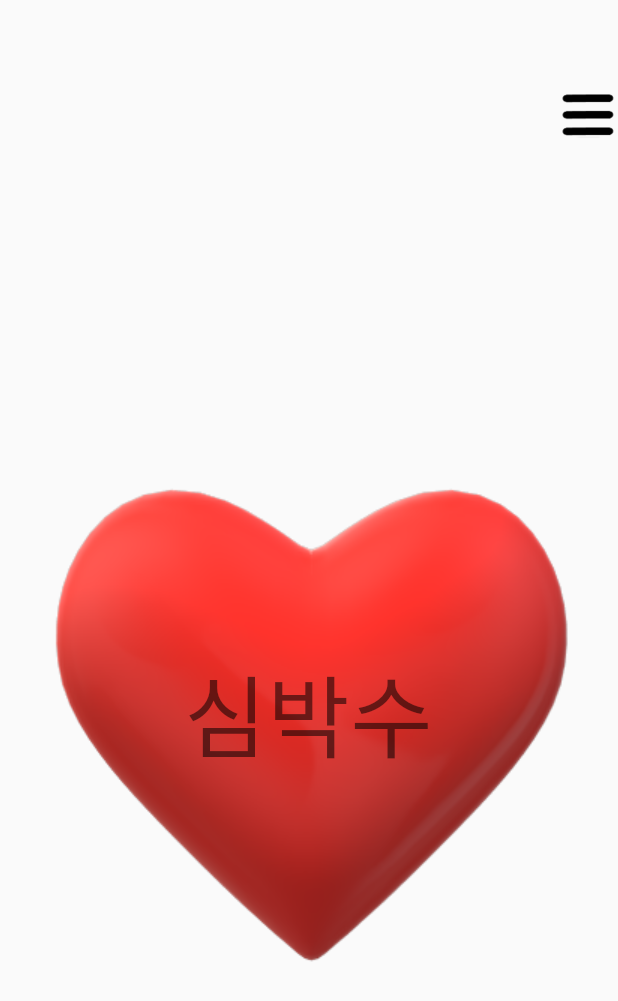
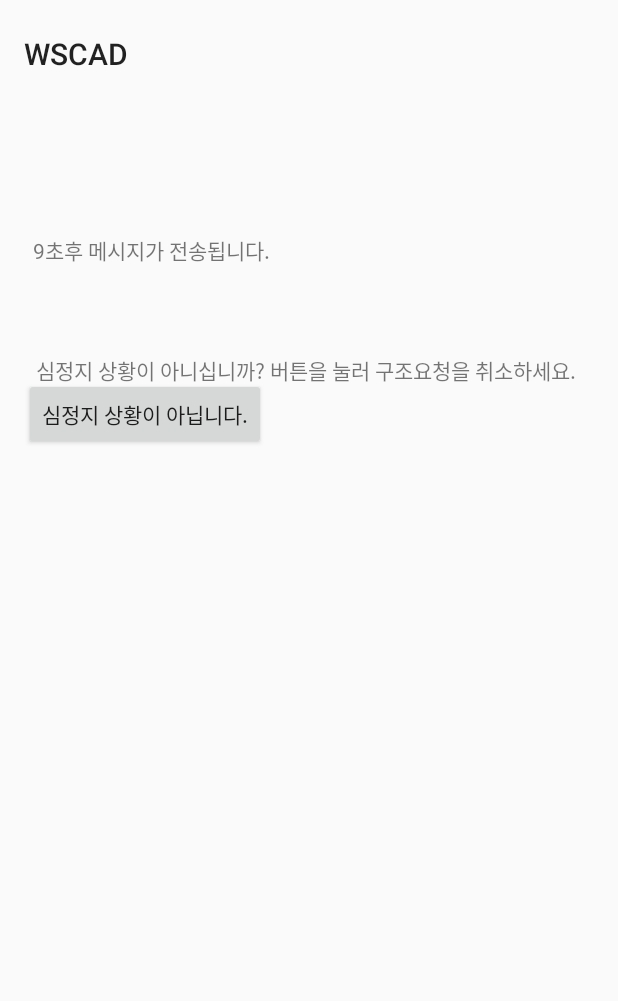
Before and after one commit to bajahoe/WSCAD, an Android app: the screen it shows after launch (MainActivity before the commit, AlarmActivity after it), on a phone screen of 412 x 824 dp. Shown: the top 1001 px of the screen. Run offline under Robolectric (Android 15) with nearby library versions, the phone set to English and light mode, and no system bars.

Commit message:
Add AlarmActivity
.

```diff
--- a/app/src/main/AndroidManifest.xml
+++ b/app/src/main/AndroidManifest.xml
@@ -12,6 +12,7 @@
     <uses-permission android:name="android.permission.ACCESS_FINE_LOCATION" /><!--위치 정보 조회 권한 획득-->
     <uses-permission android:name="android.permission.ACCESS_COARSE_LOCATION"/>
     <uses-permission android:name="android.permission.SEND_SMS" /> <!-- SMS 전송 권한 획득 -->
+    <uses-permission android:name = "android.permission.VIBRATE"/> <!-- 진동 제어 권한 획득 -->
     <application
         android:allowBackup="true"
         android:icon="@mipmap/ic_launcher"
@@ -29,6 +30,7 @@
             </intent-filter>
         </activity>
         <activity android:name=".DBActivity" />
+        <activity android:name=".AlarmActivity" />
         <activity
             android:name=".DeviceListActivity"
             android:configChanges="orientation|keyboardHidden"
--- /dev/null
+++ b/app/src/main/java/com/example/wscad/AlarmActivity.java
@@ -0,0 +1,111 @@
+package com.example.wscad;
+
+import android.content.Context;
+import android.content.Intent;
+import android.media.AudioManager;
+import android.media.Ringtone;
+import android.media.RingtoneManager;
+import android.net.Uri;
+import android.os.Bundle;
+import android.os.Vibrator;
+import android.support.v7.app.AppCompatActivity;
+import android.view.View;
+import android.widget.Button;
+import android.widget.TextView;
+
+public class AlarmActivity extends AppCompatActivity {
+    Button b1;
+    Thread alarmThread;
+    Thread smsThread;
+    Thread timerThread;
+
+    String address;
+    TextView timer_text;
+
+    int time = 10;
+
+    @Override
+    protected void onCreate(Bundle savedInstanceState) {
+        super.onCreate(savedInstanceState);
+        setContentView(R.layout.test);
+
+        // 리소스 얻어오기
+        b1 = (Button)findViewById(R.id.button);
+        timer_text = (TextView)findViewById(R.id.timer_text);
+
+        // 주변에 도움을 요청하기 위해 링톤 객체 생성
+        Uri notification = Uri.parse("android.resource://com.example.wscad/raw/gen");
+        final Ringtone ringtone = RingtoneManager.getRingtone(getApplicationContext(),notification);
+
+        // 오디오 설정
+        ringtone.setStreamType(AudioManager.STREAM_ALARM);
+
+        // 파라미터 얻어오기
+        Intent intent = getIntent();
+        address = intent.getExtras().getString("address");
+
+        timerThread = new Thread(new Runnable() {
+            @Override
+            public void run() {
+
+                try {
+                    for(; time>0 ; time--) {
+
+                        timer_text.setText(time+"초후 메시지가 전송됩니다.");
+                        Thread.sleep(1000);
+
+                    }
+                    smsThread.start();
+                } catch (Exception e) { }
+
+            }
+        });
+
+        smsThread = new Thread(new Runnable() {
+            @Override
+            public void run() {
+
+                try {
+                    Thread.sleep(10000);    // 10초 이내로 취소 버튼을 누르지 않으면 심정지로 간주하고 메시지를 전송한다.
+                    new SmsWrite("01068608374", "심정지 환자가\n\n" + address + "\n에서 발생했습니다.");
+                } catch (Exception e) {  }
+
+            }
+        });
+
+
+        alarmThread = new Thread(new Runnable() {
+            @Override
+            public void run() {
+
+                try {
+                    while(true) {
+                        Vibrator vibrator = (Vibrator) getSystemService(Context.VIBRATOR_SERVICE);
+                        vibrator.vibrate(500); // 0.5초간 진동
+                        ringtone.play();
+                        Thread.sleep(5000);
+                    }
+                } catch (Exception e) {
+                    ringtone.stop();
+                }
+            }
+        });
+        timerThread.start();
+        alarmThread.start();
+
+
+    }
+
+    public void onClick1(View view) {
+        finish();
+    }
+
+    @Override
+    public void onDestroy( ) {
+
+        super.onDestroy( );
+        smsThread.interrupt();
+        alarmThread.interrupt();
+
+    }
+}
--- a/app/src/main/java/com/example/wscad/MainActivity.java
+++ b/app/src/main/java/com/example/wscad/MainActivity.java
@@ -68,6 +68,7 @@ public class MainActivity extends AppCompatActivity /*implements View.OnClickLis
     private static final int REQUEST_CONNECT_DEVICE = 1;    // 블루투스 기기연결
     private static final int REQUEST_ENABLE_BT = 2; // 블루투스 켜기
     private static final int RESULT_GPS_REQUEST = 900; // GPS 수신 결과
+    private static final int RESULT_ALARM_REQUEST = 901;
     private final int MY_PERMISSION_REQUEST_SMS = 1001; // SMS 퍼미션 요청 결과
     private static final int GPS_ENABLE_REQUEST_CODE = 2001; // GPS 켜기 요청 결과
     private static final int PERMISSIONS_REQUEST_CODE = 100; // GPS 퍼미션 요청 결과
@@ -416,22 +417,15 @@ public class MainActivity extends AppCompatActivity /*implements View.OnClickLis
                     mLocation = data.getExtras().getString("Location");
                     mLatitude = data.getExtras().getDouble("latitude");
                     mLongitude = data.getExtras().getDouble("longitude");
-                    new SmsWrite("01068608374", "심정지 환자가\n\n"+mLocation+"\n에서 발생했습니다.");
-                    // 주변에 도움을 요청하기 위해 링톤 객체 생성
-                    Uri notification = Uri.parse("android.resource://com.example.wscad/raw/gen");
-                    final Ringtone ringtone = RingtoneManager.getRingtone(getApplicationContext(),notification);
-                    // 알람 재생
-                    ringtone.setStreamType(AudioManager.STREAM_ALARM);
-                    ringtone.play();
-/*
-                    // 정지를 위한 코드일 뿐 나중에 버튼을 눌러 정지하는 방향으로 변경할 예정.
-                    Handler mHandler = new Handler();
-                    mHandler.postDelayed(new Runnable()  {
-                        public void run() {
-                            // 시간 지난 후 실행할 코딩
-                            ringtone.stop();
-                        }
-                    }, 500); // 0.5초후*/
+
+
+
+                    Intent intent = new Intent(this, AlarmActivity.class);
+                    intent.putExtra("latitude", mLongitude);
+                    intent.putExtra("longitude", mLatitude);
+                    intent.putExtra("address", mLocation);
+                    startActivityForResult(intent, RESULT_ALARM_REQUEST); // go to onActivityResult => RESULT_GPS_REQUEST
+
                 } else {   // RESULT_CANCEL
                     Toast.makeText(MainActivity.this, "위치 조회에 실패했습니다.", Toast.LENGTH_SHORT).show();
                 }
--- a/app/src/main/res/layout/test.xml
+++ b/app/src/main/res/layout/test.xml
@@ -21,7 +21,22 @@
         android:id="@+id/button"
         android:layout_width="wrap_content"
         android:layout_height="wrap_content"
+        android:layout_marginStart="16dp"
+        android:layout_marginLeft="16dp"
+        android:layout_marginTop="196dp"
         android:text="심정지 상황이 아닙니다."
-        tools:layout_editor_absoluteX="16dp"
-        tools:layout_editor_absoluteY="199dp" />
+        app:layout_constraintStart_toStartOf="parent"
+        app:layout_constraintTop_toTopOf="parent"
+        android:onClick="onClick1"/>
+
+    <TextView
+        android:id="@+id/timer_text"
+        android:layout_width="wrap_content"
+        android:layout_height="wrap_content"
+        android:layout_marginTop="100dp"
+        android:layout_marginEnd="224dp"
+        android:layout_marginRight="224dp"
+        android:text="10초후 메시지가 전송됩니다."
+        app:layout_constraintEnd_toEndOf="parent"
+        app:layout_constraintTop_toTopOf="parent" />
 </android.support.constraint.ConstraintLayout>
```
